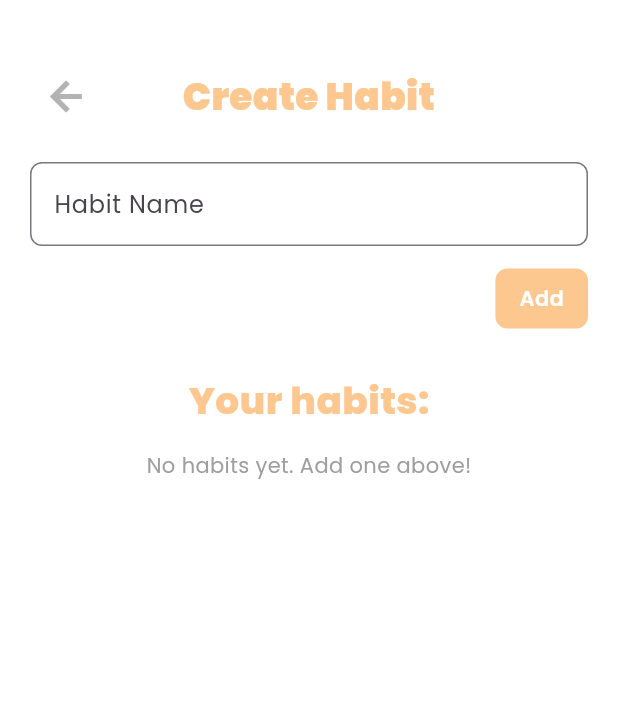
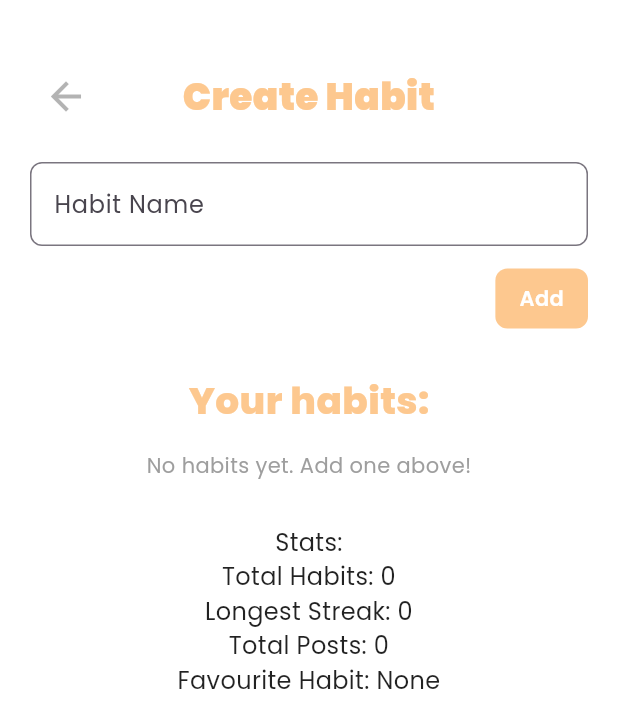
Before and after one commit to ellaly2/habinu, a Flutter app: the CreateHabit screen opened directly, on a phone screen of 412 x 824 dp. Shown: the top 728 px of the screen. Run offline on Flutter 3.47's test engine with Material 3 defaults, Android fonts, the phone set to English and light mode, and no system bars; our stand-ins replace shared_preferences; accounts and stored records are empty.

Commit message:
data storage

```diff
--- a/habinu/lib/models/createHabit.dart
+++ b/habinu/lib/models/createHabit.dart
@@ -1,4 +1,5 @@
 import 'package:flutter/material.dart';
+import 'data.dart';
 
 class CreateHabit extends StatefulWidget {
   const CreateHabit({Key? key}) : super(key: key);
@@ -9,27 +10,36 @@ class CreateHabit extends StatefulWidget {
 
 class _CreateHabitState extends State<CreateHabit> {
   final TextEditingController _controller = TextEditingController();
-  List<Map<String, dynamic>> habits = []; // Load from file
+  List<Map<String, dynamic>> habits = [];
 
-  void _addHabit() {
+  @override
+  void initState() {
+    super.initState();
+    _loadHabits();
+  }
+
+  Future<void> _loadHabits() async {
+    setState(() {
+      habits = LocalStorage.getHabits();
+    });
+  }
+
+  Future<void> _addHabit() async {
     if (_controller.text.isNotEmpty) {
-      setState(() {
-        habits.add({"name": _controller.text, "streak": 0});
-        _controller.clear();
-      });
+      await LocalStorage.addHabit(_controller.text);
+      _controller.clear();
+      _loadHabits();
     }
   }
 
-  void _removeHabit(int index) {
-    setState(() {
-      habits.removeAt(index);
-    });
+  Future<void> _removeHabit(int index) async {
+    await LocalStorage.removeHabit(index);
+    _loadHabits();
   }
 
-  void _incrementStreak(int index) {
-    setState(() {
-      habits[index]["streak"]++;
-    });
+  Future<void> _incrementStreak(int index) async {
+    await LocalStorage.incrementStreak(index);
+    _loadHabits();
   }
 
   @override
@@ -46,17 +56,10 @@ class _CreateHabitState extends State<CreateHabit> {
                 Row(
                   children: [
                     IconButton(
-                      icon: Icon(
-                        Icons.arrow_back,
-                        color: Color(0xFFB3B3B3),
-                        size: 30,
-                        fontWeight: FontWeight.bold,
-                      ),
-                      onPressed: () {
-                        Navigator.of(context).pop();
-                      },
+                      icon: const Icon(Icons.arrow_back, color: Color(0xFFB3B3B3), size: 30),
+                      onPressed: () => Navigator.of(context).pop(),
                     ),
-                    Expanded(
+                    const Expanded(
                       child: Text(
                         "Create Habit",
                         textAlign: TextAlign.center,
@@ -67,7 +70,7 @@ class _CreateHabitState extends State<CreateHabit> {
                         ),
                       ),
                     ),
-                    SizedBox(width: 48), // To balance the IconButton
+                    const SizedBox(width: 48),
                   ],
                 ),
                 const SizedBox(height: 20),
@@ -87,26 +90,20 @@ class _CreateHabitState extends State<CreateHabit> {
                     onTap: _addHabit,
                     borderRadius: BorderRadius.circular(8),
                     child: Container(
-                      padding: EdgeInsets.symmetric(
-                        horizontal: 16,
-                        vertical: 10,
-                      ),
+                      padding: const EdgeInsets.symmetric(horizontal: 16, vertical: 10),
                       decoration: BoxDecoration(
-                        color: Color(0xFFfdc88f),
+                        color: const Color(0xFFfdc88f),
                         borderRadius: BorderRadius.circular(8.0),
                       ),
-                      child: Text(
+                      child: const Text(
                         'Add',
-                        style: TextStyle(
-                          color: Colors.white,
-                          fontWeight: FontWeight.w600,
-                        ),
+                        style: TextStyle(color: Colors.white, fontWeight: FontWeight.w600),
                       ),
                     ),
                   ),
                 ),
                 const SizedBox(height: 30),
-                Text(
+                const Text(
                   "Your habits:",
                   style: TextStyle(
                     fontSize: 25,
@@ -116,22 +113,16 @@ class _CreateHabitState extends State<CreateHabit> {
                 ),
                 const SizedBox(height: 15),
                 habits.isEmpty
-                    ? Text(
-                        "No habits yet. Add one above!",
-                        style: TextStyle(color: Colors.grey),
-                      )
+                    ? const Text("No habits yet. Add one above!", style: TextStyle(color: Colors.grey))
                     : Column(
                         children: habits.asMap().entries.map((entry) {
                           int index = entry.key;
                           var habit = entry.value;
                           return Container(
-                            margin: EdgeInsets.symmetric(vertical: 5),
-                            padding: EdgeInsets.symmetric(
-                              horizontal: 10,
-                              vertical: 15,
-                            ),
+                            margin: const EdgeInsets.symmetric(vertical: 5),
+                            padding: const EdgeInsets.symmetric(horizontal: 10, vertical: 15),
                             decoration: BoxDecoration(
-                              color: Color(0xFFEEEFF1),
+                              color: const Color(0xFFEEEFF1),
                               borderRadius: BorderRadius.circular(10),
                             ),
                             child: Row(
@@ -142,7 +133,7 @@ class _CreateHabitState extends State<CreateHabit> {
                                     onTap: () => _incrementStreak(index),
                                     child: Text(
                                       habit["name"],
-                                      style: TextStyle(
+                                      style: const TextStyle(
                                         fontSize: 20,
                                         color: Color(0xFF818181),
                                         fontWeight: FontWeight.w700,
@@ -154,24 +145,18 @@ class _CreateHabitState extends State<CreateHabit> {
                                   children: [
                                     Text(
                                       habit["streak"].toString(),
-                                      style: TextStyle(
+                                      style: const TextStyle(
                                         color: Colors.black,
                                         fontSize: 20,
                                         fontWeight: FontWeight.w700,
                                       ),
                                     ),
-                                    SizedBox(width: 4),
-                                    Icon(
-                                      Icons.local_fire_department,
-                                      color: Colors.orange,
-                                    ),
-                                    SizedBox(width: 10),
+                                    const SizedBox(width: 4),
+                                    const Icon(Icons.local_fire_department, color: Colors.orange),
+                                    const SizedBox(width: 10),
                                     GestureDetector(
                                       onTap: () => _removeHabit(index),
-                                      child: Icon(
-                                        Icons.close,
-                                        color: Colors.white,
-                                      ),
+                                      child: const Icon(Icons.close, color: Colors.white),
                                     ),
                                   ],
                                 ),
@@ -180,6 +165,16 @@ class _CreateHabitState extends State<CreateHabit> {
                           );
                         }).toList(),
                       ),
+                const SizedBox(height: 30),
+                // --- Statistics section ---
+                Text(
+                  "Stats:\nTotal Habits: ${LocalStorage.getTotalHabits()}\n"
+                  "Longest Streak: ${LocalStorage.getLongestStreak()}\n"
+                  "Total Posts: ${LocalStorage.getTotalPosts()}\n"
+                  "Favourite Habit: ${LocalStorage.getFavouriteHabit()?['name'] ?? 'None'}",
+                  style: const TextStyle(fontSize: 16, color: Colors.black87),
+                  textAlign: TextAlign.center,
+                ),
               ],
             ),
           ),
--- /dev/null
+++ b/habinu/lib/models/data.dart
@@ -0,0 +1,93 @@
+import 'dart:convert';
+import 'package:shared_preferences/shared_preferences.dart';
+
+class LocalStorage {
+  static SharedPreferences? _prefs;
+  static const _habitsKey = 'habits';
+
+  /// Initialize SharedPreferences once at app startup
+  static Future<void> init() async {
+    _prefs = await SharedPreferences.getInstance();
+  }
+
+  /// Get all habits (each habit is a Map<String, dynamic>)
+  static List<Map<String, dynamic>> getHabits() {
+    final String? jsonString = _prefs?.getString(_habitsKey);
+    if (jsonString == null) return [];
+    final List<dynamic> decoded = jsonDecode(jsonString);
+    return List<Map<String, dynamic>>.from(decoded);
+  }
+
+  /// Save habits to storage
+  static Future<void> _saveHabits(List<Map<String, dynamic>> habits) async {
+    final String encoded = jsonEncode(habits);
+    await _prefs?.setString(_habitsKey, encoded);
+  }
+
+  /// Add a new habit
+  static Future<void> addHabit(String name) async {
+    final habits = getHabits();
+    habits.add({"name": name, "streak": 0, "posted": 0});
+    await _saveHabits(habits);
+  }
+
+  /// Remove a habit by index
+  static Future<void> removeHabit(int index) async {
+    final habits = getHabits();
+    if (index >= 0 && index < habits.length) {
+      habits.removeAt(index);
+      await _saveHabits(habits);
+    }
+  }
+
+  /// Increment streak for a habit
+  static Future<void> incrementStreak(int index) async {
+    final habits = getHabits();
+    if (index >= 0 && index < habits.length) {
+      habits[index]["streak"] = (habits[index]["streak"] ?? 0) + 1;
+      await _saveHabits(habits);
+    }
+  }
+
+  /// Increment posted count for a habit
+  static Future<void> incrementPosted(int index) async {
+    final habits = getHabits();
+    if (index >= 0 && index < habits.length) {
+      habits[index]["posted"] = (habits[index]["posted"] ?? 0) + 1;
+      await _saveHabits(habits);
+    }
+  }
+
+  /// --- Statistics ---
+
+  /// Total number of habits
+  static int getTotalHabits() {
+    return getHabits().length;
+  }
+
+  /// Total number of posts across all habits
+  static int getTotalPosts() {
+    final habits = getHabits();
+    return habits.fold(0, (sum, h) => sum + ((h["posted"] ?? 0) as int));
+  }
+
+  /// Longest streak among all habits
+  static int getLongestStreak() {
+    final habits = getHabits();
+    if (habits.isEmpty) return 0;
+    return habits.map((h) => h["streak"] ?? 0).reduce((a, b) => a > b ? a : b);
+  }
+
+  /// Favourite habit (one with the highest streak)
+  static Map<String, dynamic>? getFavouriteHabit() {
+    final habits = getHabits();
+    if (habits.isEmpty) return null;
+    habits.sort((a, b) => (b["streak"] ?? 0).compareTo(a["streak"] ?? 0));
+    return habits.first;
+  }
+
+  /// Clear all saved habits
+  static Future<void> clear() async {
+    await _prefs?.remove(_habitsKey);
+  }
+}
--- a/habinu/pubspec.yaml
+++ b/habinu/pubspec.yaml
@@ -35,6 +35,7 @@ dependencies:
   # The following adds the Cupertino Icons font to your application.
   # Use with the CupertinoIcons class for iOS style icons.
   cupertino_icons: ^1.0.8
+  shared_preferences: ^2.5.3
 
 dev_dependencies:
   flutter_test:
```
Also changed, not shown: habinu/lib/main.dart (+10 -9 lines), habinu/pubspec.lock, 1 other file.
